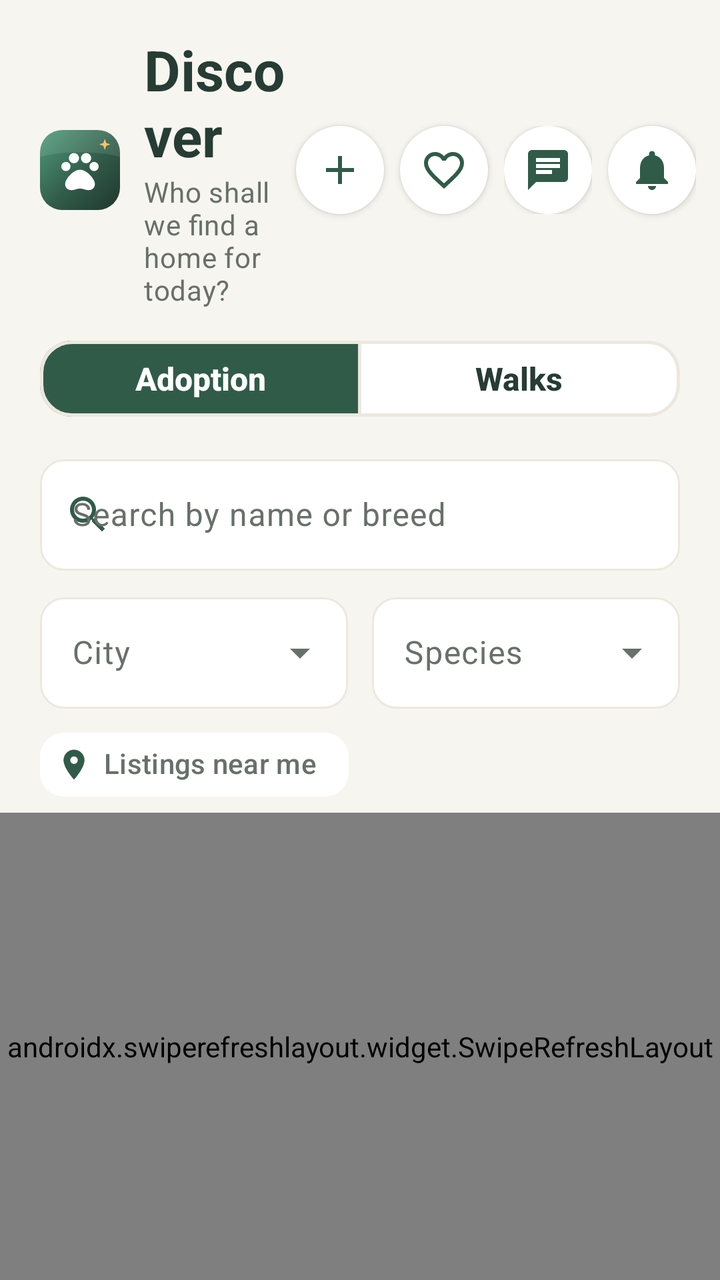
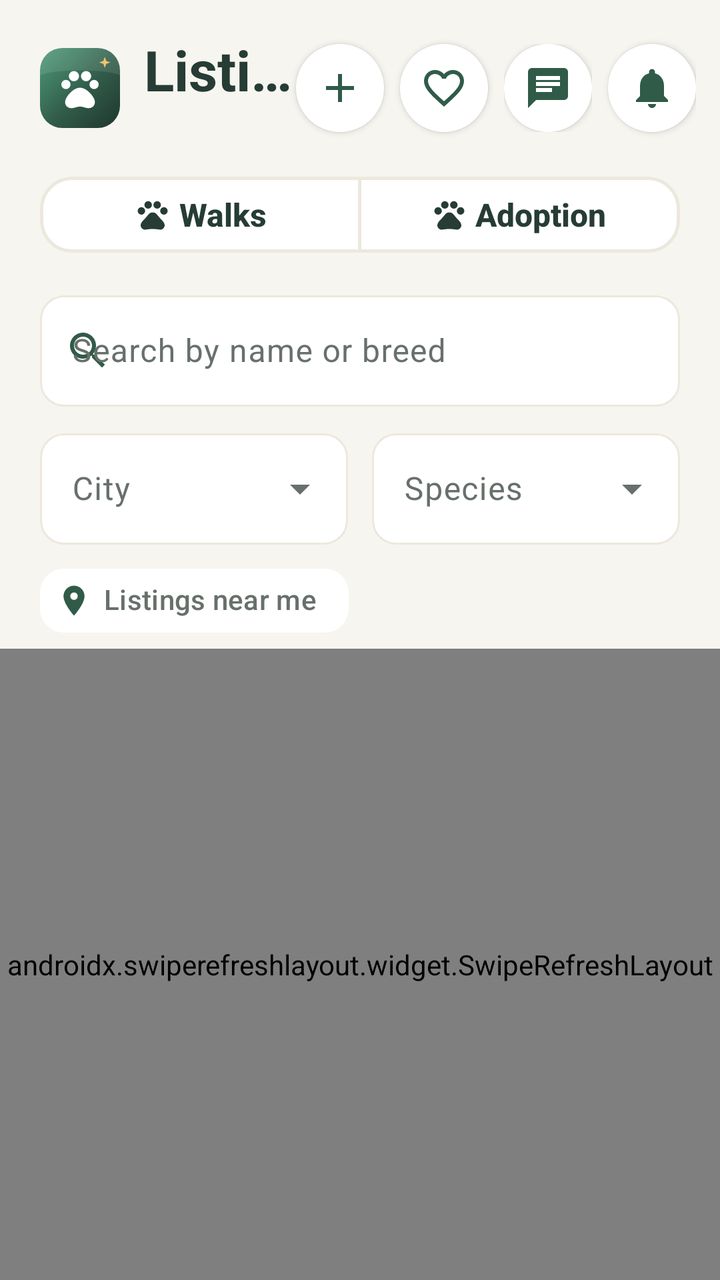

Two renders of the same Android screen: before a commit and after it. Below are the layout's source before the change and the commit's diff.
<!-- AndroidManifest.xml: application theme Theme.MIYAV -->
<!-- res/layout/fragment_discover.xml -->
<?xml version="1.0" encoding="utf-8"?>
<LinearLayout xmlns:android="http://schemas.android.com/apk/res/android"
    xmlns:app="http://schemas.android.com/apk/res-auto"
    android:layout_width="match_parent"
    android:layout_height="match_parent"
    android:background="@color/bg_app"
    android:orientation="vertical">

    <LinearLayout
        android:layout_width="match_parent"
        android:layout_height="wrap_content"
        android:gravity="center_vertical"
        android:orientation="horizontal"
        android:paddingStart="@dimen/space_xl"
        android:paddingTop="@dimen/space_lg"
        android:paddingEnd="@dimen/space_md">

        <ImageView
            android:layout_width="40dp"
            android:layout_height="40dp"
            android:layout_marginEnd="@dimen/space_md"
            android:contentDescription="@string/app_name"
            android:src="@drawable/ic_mark" />

        <LinearLayout
            android:layout_width="0dp"
            android:layout_height="wrap_content"
            android:layout_weight="1"
            android:orientation="vertical">

            <TextView
                android:layout_width="wrap_content"
                android:layout_height="wrap_content"
                android:text="@string/home_title"
                android:textAppearance="@style/TextAppearance.Miyav.Title" />

            <TextView
                android:layout_width="wrap_content"
                android:layout_height="wrap_content"
                android:text="@string/home_greeting"
                android:textAppearance="@style/TextAppearance.Miyav.Caption" />
        </LinearLayout>

        <ImageButton
            android:id="@+id/createButton"
            android:layout_width="44dp"
            android:layout_height="44dp"
            android:layout_marginEnd="@dimen/space_sm"
            android:background="@drawable/bg_map_card"
            android:contentDescription="@string/pet_create"
            android:elevation="2dp"
            android:src="@drawable/ic_add"
            app:tint="@color/brand_coral" />

        <ImageButton
            android:id="@+id/favoritesButton"
            android:layout_width="44dp"
            android:layout_height="44dp"
            android:layout_marginEnd="@dimen/space_sm"
            android:background="@drawable/bg_map_card"
            android:contentDescription="@string/favorites_title"
            android:elevation="2dp"
            android:src="@drawable/ic_heart"
            app:tint="@color/brand_coral" />

        <FrameLayout
            android:layout_width="44dp"
            android:layout_height="44dp"
            android:layout_marginEnd="@dimen/space_sm">

            <ImageButton
                android:id="@+id/messagesButton"
                android:layout_width="match_parent"
                android:layout_height="match_parent"
                android:background="@drawable/bg_map_card"
                android:contentDescription="@string/action_messages"
                android:elevation="2dp"
                android:src="@drawable/ic_chat"
                app:tint="@color/brand_coral" />

            <View
                android:id="@+id/messagesDot"
                android:layout_width="12dp"
                android:layout_height="12dp"
                android:layout_gravity="top|end"
                android:layout_margin="6dp"
                android:background="@drawable/bg_unread_dot"
                android:elevation="3dp"
                android:visibility="gone" />
        </FrameLayout>

        <ImageButton
            android:id="@+id/notificationsButton"
            android:layout_width="44dp"
            android:layout_height="44dp"
            android:background="@drawable/bg_map_card"
            android:contentDescription="@string/action_notifications"
            android:elevation="2dp"
            android:src="@drawable/ic_bell"
            app:tint="@color/brand_coral" />
    </LinearLayout>

    <com.google.android.material.button.MaterialButtonToggleGroup
        android:id="@+id/modeGroup"
        android:layout_width="match_parent"
        android:layout_height="wrap_content"
        android:layout_marginStart="@dimen/space_xl"
        android:layout_marginTop="@dimen/space_md"
        android:layout_marginEnd="@dimen/space_xl"
        app:checkedButton="@id/modeAdoption"
        app:selectionRequired="true"
        app:singleSelection="true">

        <com.google.android.material.button.MaterialButton
            android:id="@+id/modeAdoption"
            style="@style/Widget.Miyav.Button.Segment"
            android:layout_width="0dp"
            android:layout_height="wrap_content"
            android:layout_weight="1"
            android:text="@string/discover_mode_adoption" />

        <com.google.android.material.button.MaterialButton
            android:id="@+id/modeWalks"
            style="@style/Widget.Miyav.Button.Segment"
            android:layout_width="0dp"
            android:layout_height="wrap_content"
            android:layout_weight="1"
            android:text="@string/discover_mode_walks" />
    </com.google.android.material.button.MaterialButtonToggleGroup>

    <com.google.android.material.textfield.TextInputLayout
        android:id="@+id/searchLayout"
        android:layout_width="match_parent"
        android:layout_height="wrap_content"
        android:layout_marginStart="@dimen/space_xl"
        android:layout_marginTop="@dimen/space_md"
        android:layout_marginEnd="@dimen/space_xl"
        android:hint="@string/search_hint"
        app:endIconMode="clear_text"
        app:startIconDrawable="@drawable/ic_search"
        app:startIconTint="@color/brand_coral">

        <com.google.android.material.textfield.TextInputEditText
            android:id="@+id/searchInput"
            android:layout_width="match_parent"
            android:layout_height="wrap_content"
            android:imeOptions="actionSearch"
            android:inputType="text"
            android:maxLength="60" />
    </com.google.android.material.textfield.TextInputLayout>

    <LinearLayout
        android:layout_width="match_parent"
        android:layout_height="wrap_content"
        android:layout_marginStart="@dimen/space_xl"
        android:layout_marginTop="@dimen/space_sm"
        android:layout_marginEnd="@dimen/space_xl"
        android:baselineAligned="false"
        android:orientation="horizontal">

        <com.google.android.material.textfield.TextInputLayout
            android:id="@+id/cityLayout"
            style="@style/Widget.Miyav.TextInput.Dropdown"
            android:layout_width="0dp"
            android:layout_height="wrap_content"
            android:layout_marginEnd="6dp"
            android:layout_weight="1"
            android:hint="@string/filter_city">

            <com.google.android.material.textfield.MaterialAutoCompleteTextView
                android:id="@+id/cityFilter"
                android:layout_width="match_parent"
                android:layout_height="wrap_content"
                android:inputType="none" />
        </com.google.android.material.textfield.TextInputLayout>

        <com.google.android.material.textfield.TextInputLayout
            style="@style/Widget.Miyav.TextInput.Dropdown"
            android:layout_width="0dp"
            android:layout_height="wrap_content"
            android:layout_marginStart="6dp"
            android:layout_weight="1"
            android:hint="@string/filter_species">

            <com.google.android.material.textfield.MaterialAutoCompleteTextView
                android:id="@+id/speciesFilter"
                android:layout_width="match_parent"
                android:layout_height="wrap_content"
                android:inputType="none" />
        </com.google.android.material.textfield.TextInputLayout>
    </LinearLayout>

    <com.google.android.material.chip.ChipGroup
        android:layout_width="match_parent"
        android:layout_height="wrap_content"
        android:layout_marginStart="@dimen/space_xl"
        android:layout_marginTop="@dimen/space_xs"
        android:layout_marginEnd="@dimen/space_xl"
        app:singleLine="true">

        <com.google.android.material.chip.Chip
            android:id="@+id/nearbyChip"
            style="@style/Widget.Material3.Chip.Filter"
            android:layout_width="wrap_content"
            android:layout_height="wrap_content"
            android:checkable="true"
            android:text="@string/location_use"
            app:chipBackgroundColor="@color/chip_nearby"
            app:chipIcon="@drawable/ic_location"
            app:chipIconTint="@color/brand_coral"
            app:chipIconVisible="true"
            app:chipStrokeWidth="0dp" />

        <com.google.android.material.chip.Chip
            android:id="@+id/mineChip"
            style="@style/Widget.Material3.Chip.Filter"
            android:layout_width="wrap_content"
            android:layout_height="wrap_content"
            android:checkable="true"
            android:text="@string/wl_mine"
            android:visibility="gone"
            app:chipBackgroundColor="@color/chip_nearby"
            app:chipIcon="@drawable/ic_walk"
            app:chipIconTint="@color/brand_coral"
            app:chipIconVisible="true"
            app:chipStrokeWidth="0dp" />
    </com.google.android.material.chip.ChipGroup>

    <androidx.swiperefreshlayout.widget.SwipeRefreshLayout
        android:id="@+id/refresh"
        android:layout_width="match_parent"
        android:layout_height="0dp"
        android:layout_weight="1">

        <FrameLayout
            android:layout_width="match_parent"
            android:layout_height="match_parent">

            <androidx.recyclerview.widget.RecyclerView
                android:id="@+id/petList"
                android:layout_width="match_parent"
                android:layout_height="match_parent"
                android:clipToPadding="false"
                android:paddingStart="@dimen/space_lg"
                android:paddingEnd="@dimen/space_lg"
                android:paddingBottom="56dp" />

            <az.miyav.android.ui.widget.ShimmerLayout
                android:id="@+id/skeleton"
                android:layout_width="match_parent"
                android:layout_height="match_parent"
                android:paddingStart="@dimen/space_lg"
                android:paddingEnd="@dimen/space_lg"
                android:visibility="gone">

                <LinearLayout
                    android:layout_width="match_parent"
                    android:layout_height="wrap_content"
                    android:orientation="vertical">

                    <include layout="@layout/skeleton_pet_card" />

                    <include layout="@layout/skeleton_pet_card" />

                    <include layout="@layout/skeleton_pet_card" />
                </LinearLayout>
            </az.miyav.android.ui.widget.ShimmerLayout>

            <include
                android:id="@+id/state"
                layout="@layout/view_state" />
        </FrameLayout>
    </androidx.swiperefreshlayout.widget.SwipeRefreshLayout>
</LinearLayout>
<!-- res/layout/skeleton_pet_card.xml (included above) -->
<?xml version="1.0" encoding="utf-8"?>
<com.google.android.material.card.MaterialCardView xmlns:android="http://schemas.android.com/apk/res/android"
    android:layout_width="match_parent"
    android:layout_height="wrap_content"
    android:layout_marginStart="@dimen/space_xs"
    android:layout_marginTop="@dimen/space_md"
    android:layout_marginEnd="@dimen/space_xs"
    android:layout_marginBottom="@dimen/space_xs"
    android:importantForAccessibility="noHideDescendants">

    <LinearLayout
        android:layout_width="match_parent"
        android:layout_height="wrap_content"
        android:orientation="vertical">

        <View
            android:layout_width="match_parent"
            android:layout_height="@dimen/card_photo_height"
            android:background="@color/skeleton_base" />

        <View
            android:layout_width="160dp"
            android:layout_height="20dp"
            android:layout_marginStart="@dimen/space_lg"
            android:layout_marginTop="@dimen/space_lg"
            android:background="@drawable/bg_skeleton" />

        <View
            android:layout_width="220dp"
            android:layout_height="14dp"
            android:layout_marginStart="@dimen/space_lg"
            android:layout_marginTop="@dimen/space_sm"
            android:layout_marginBottom="@dimen/space_lg"
            android:background="@drawable/bg_skeleton" />
    </LinearLayout>
</com.google.android.material.card.MaterialCardView>
<!-- res/layout/view_state.xml (included above) -->
<?xml version="1.0" encoding="utf-8"?>
<LinearLayout xmlns:android="http://schemas.android.com/apk/res/android"
    xmlns:app="http://schemas.android.com/apk/res-auto"
    android:layout_width="match_parent"
    android:layout_height="wrap_content"
    android:layout_gravity="center"
    android:gravity="center"
    android:orientation="vertical"
    android:padding="32dp"
    android:visibility="gone">

    <com.google.android.material.progressindicator.CircularProgressIndicator
        android:id="@+id/stateProgress"
        android:layout_width="wrap_content"
        android:layout_height="wrap_content"
        android:indeterminate="true"
        app:indicatorColor="@color/brand_coral"
        app:trackColor="@color/pastel_peach" />

    <TextView
        android:id="@+id/stateMessage"
        android:layout_width="wrap_content"
        android:layout_height="wrap_content"
        android:layout_marginTop="12dp"
        android:gravity="center"
        android:textAppearance="@style/TextAppearance.Miyav.Caption" />

    <com.google.android.material.button.MaterialButton
        android:id="@+id/stateRetry"
        style="@style/Widget.Miyav.Button.Outlined"
        android:layout_width="wrap_content"
        android:layout_height="wrap_content"
        android:layout_marginTop="16dp"
        android:paddingStart="28dp"
        android:paddingEnd="28dp"
        android:text="@string/state_retry"
        android:visibility="gone" />
</LinearLayout>
<!-- resources referenced by this layout -->
<resources>
  <dimen name="card_photo_height">196dp</dimen>
  <string name="discover_mode_adoption">Adoption</string>
  <string name="discover_mode_walks">Walks</string>
  <string name="home_greeting">Who shall we find a home for today?</string>
  <string name="home_title">Discover</string>
  <string name="wl_mine">My walks</string>
  <style name="Theme.MIYAV" parent="Theme.Material3.Light.NoActionBar">
          <item name="colorPrimary">@color/brand_coral</item>
          <item name="colorOnPrimary">@color/text_on_brand</item>
          <item name="colorPrimaryContainer">@color/pastel_mint</item>
          <item name="colorOnPrimaryContainer">@color/brand_coral_dark</item>
          <item name="colorSecondary">@color/brand_lavender</item>
          <item name="colorOnSecondary">@color/text_on_brand</item>
          <item name="colorSecondaryContainer">@color/pastel_lavender</item>
          <item name="colorOnSecondaryContainer">@color/text_primary</item>
          <item name="colorTertiary">@color/brand_mint</item>
          <item name="colorTertiaryContainer">@color/pastel_mint</item>
          <item name="colorSurface">@color/surface</item>
          <item name="colorOnSurface">@color/text_primary</item>
          <item name="colorSurfaceVariant">@color/surface_muted</item>
          <item name="colorOnSurfaceVariant">@color/text_secondary</item>
          <item name="colorSurfaceContainer">@color/surface</item>
          <item name="colorSurfaceContainerLow">@color/surface</item>
          <item name="colorSurfaceContainerHigh">@color/surface</item>
          <item name="colorSurfaceContainerHighest">@color/surface_muted</item>
          <item name="colorOutline">@color/outline</item>
          <item name="colorOutlineVariant">@color/outline</item>
          <item name="colorError">@color/error</item>
          <item name="android:colorBackground">@color/bg_app</item>
          <item name="android:windowBackground">@color/bg_app</item>
          <item name="android:statusBarColor">@android:color/transparent</item>
          <item name="android:navigationBarColor">@android:color/transparent</item>
          <item name="android:windowLightStatusBar">true</item>
          <item name="android:windowLightNavigationBar" tools:targetApi="27">true</item>
          <item name="android:enforceNavigationBarContrast" tools:targetApi="29">false</item>
          <item name="textInputStyle">@style/Widget.Miyav.TextInput</item>
          <item name="materialButtonStyle">@style/Widget.Miyav.Button</item>
          <item name="materialButtonOutlinedStyle">@style/Widget.Miyav.Button.Outlined</item>
          <item name="borderlessButtonStyle">@style/Widget.Miyav.Button.Text</item>
          <item name="materialCardViewStyle">@style/Widget.Miyav.Card</item>
          <item name="bottomNavigationStyle">@style/Widget.Miyav.BottomNavigation</item>
          <item name="toolbarStyle">@style/Widget.Miyav.Toolbar</item>
          <item name="materialAlertDialogTheme">@style/ThemeOverlay.Miyav.Dialog</item>
          <item name="bottomSheetDialogTheme">@style/ThemeOverlay.Miyav.BottomSheet</item>
          <item name="chipStyle">@style/Widget.Miyav.Chip</item>
      </style>
  <style name="Widget.Miyav.Card" parent="Widget.Material3.CardView.Elevated">
          <item name="cardBackgroundColor">@color/surface</item>
          <item name="cardCornerRadius">@dimen/radius_lg</item>
          <item name="cardElevation">@dimen/elevation_card</item>
          <item name="strokeWidth">0dp</item>
      </style>
  <dimen name="elevation_card">3dp</dimen>
  <!-- unchanged entries left out for length: 66 -->
</resources>

<!-- the commit's change to res/layout/fragment_discover.xml (unified diff, before → after) -->
@@ -31,13 +31,17 @@
             <TextView
                 android:layout_width="wrap_content"
                 android:layout_height="wrap_content"
-                android:text="@string/home_title"
+                android:ellipsize="end"
+                android:maxLines="1"
+                android:text="@string/nav_listings"
                 android:textAppearance="@style/TextAppearance.Miyav.Title" />
 
             <TextView
+                android:id="@+id/greetingView"
                 android:layout_width="wrap_content"
                 android:layout_height="wrap_content"
-                android:text="@string/home_greeting"
+                android:ellipsize="end"
+                android:maxLines="1"
                 android:textAppearance="@style/TextAppearance.Miyav.Caption" />
         </LinearLayout>
 
@@ -107,9 +111,19 @@
         android:layout_marginStart="@dimen/space_xl"
         android:layout_marginTop="@dimen/space_md"
         android:layout_marginEnd="@dimen/space_xl"
-        app:checkedButton="@id/modeAdoption"
         app:selectionRequired="true"
         app:singleSelection="true">
+
+        <com.google.android.material.button.MaterialButton
+            android:id="@+id/modeWalks"
+            style="@style/Widget.Miyav.Button.Segment"
+            android:layout_width="0dp"
+            android:layout_height="wrap_content"
+            android:layout_weight="1"
+            android:text="@string/nav_walks"
+            app:icon="@drawable/ic_walk"
+            app:iconGravity="textStart"
+            app:iconSize="18dp" />
 
         <com.google.android.material.button.MaterialButton
             android:id="@+id/modeAdoption"
@@ -117,15 +131,10 @@
             android:layout_width="0dp"
             android:layout_height="wrap_content"
             android:layout_weight="1"
-            android:text="@string/discover_mode_adoption" />
-
-        <com.google.android.material.button.MaterialButton
-            android:id="@+id/modeWalks"
-            style="@style/Widget.Miyav.Button.Segment"
-            android:layout_width="0dp"
-            android:layout_height="wrap_content"
-            android:layout_weight="1"
-            android:text="@string/discover_mode_walks" />
+            android:text="@string/nav_adoption"
+            app:icon="@drawable/ic_paw"
+            app:iconGravity="textStart"
+            app:iconSize="18dp" />
     </com.google.android.material.button.MaterialButtonToggleGroup>
 
     <com.google.android.material.textfield.TextInputLayout
@@ -210,20 +219,6 @@
             app:chipIconTint="@color/brand_coral"
             app:chipIconVisible="true"
             app:chipStrokeWidth="0dp" />
-
-        <com.google.android.material.chip.Chip
-            android:id="@+id/mineChip"
-            style="@style/Widget.Material3.Chip.Filter"
-            android:layout_width="wrap_content"
-            android:layout_height="wrap_content"
-            android:checkable="true"
-            android:text="@string/wl_mine"
-            android:visibility="gone"
-            app:chipBackgroundColor="@color/chip_nearby"
-            app:chipIcon="@drawable/ic_walk"
-            app:chipIconTint="@color/brand_coral"
-            app:chipIconVisible="true"
-            app:chipStrokeWidth="0dp" />
     </com.google.android.material.chip.ChipGroup>
 
     <androidx.swiperefreshlayout.widget.SwipeRefreshLayout
@@ -241,9 +236,10 @@
                 android:layout_width="match_parent"
                 android:layout_height="match_parent"
                 android:clipToPadding="false"
-                android:paddingStart="@dimen/space_lg"
-                android:paddingEnd="@dimen/space_lg"
-                android:paddingBottom="56dp" />
+                android:paddingStart="15dp"
+                android:paddingTop="@dimen/space_xs"
+                android:paddingEnd="15dp"
+                android:paddingBottom="72dp" />
 
             <az.miyav.android.ui.widget.ShimmerLayout
                 android:id="@+id/skeleton"
@@ -274,41 +270,77 @@
 </LinearLayout>
 <!-- res/layout/skeleton_pet_card.xml (included above) -->
 <?xml version="1.0" encoding="utf-8"?>
-<com.google.android.material.card.MaterialCardView xmlns:android="http://schemas.android.com/apk/res/android"
+<LinearLayout xmlns:android="http://schemas.android.com/apk/res/android"
+    xmlns:app="http://schemas.android.com/apk/res-auto"
     android:layout_width="match_parent"
     android:layout_height="wrap_content"
-    android:layout_marginStart="@dimen/space_xs"
-    android:layout_marginTop="@dimen/space_md"
-    android:layout_marginEnd="@dimen/space_xs"
-    android:layout_marginBottom="@dimen/space_xs"
-    android:importantForAccessibility="noHideDescendants">
-
-    <LinearLayout
-        android:layout_width="match_parent"
-        android:layout_height="wrap_content"
-        android:orientation="vertical">
-
-        <View
+    android:importantForAccessibility="noHideDescendants"
+    android:orientation="horizontal">
+
+    <com.google.android.material.card.MaterialCardView
+        android:layout_width="0dp"
+        android:layout_height="wrap_content"
+        android:layout_margin="5dp"
+        android:layout_weight="1"
+        app:cardCornerRadius="@dimen/radius_md">
+
+        <LinearLayout
             android:layout_width="match_parent"
-            android:layout_height="@dimen/card_photo_height"
-            android:background="@color/skeleton_base" />
-
-        <View
-            android:layout_width="160dp"
-            android:layout_height="20dp"
-            android:layout_marginStart="@dimen/space_lg"
-            android:layout_marginTop="@dimen/space_lg"
-            android:background="@drawable/bg_skeleton" />
-
-        <View
-            android:layout_width="220dp"
-            android:layout_height="14dp"
-            android:layout_marginStart="@dimen/space_lg"
-            android:layout_marginTop="@dimen/space_sm"
-            android:layout_marginBottom="@dimen/space_lg"
-            android:background="@drawable/bg_skeleton" />
-    </LinearLayout>
-</com.google.android.material.card.MaterialCardView>
+            android:layout_height="wrap_content"
+            android:orientation="vertical">
+
+            <View
+                android:layout_width="match_parent"
+                android:layout_height="@dimen/tile_photo_height"
+                android:background="@color/skeleton_base" />
+
+            <View
+                android:layout_width="96dp"
+                android:layout_height="14dp"
+                android:layout_margin="10dp"
+                android:background="@drawable/bg_skeleton" />
+
+            <View
+                android:layout_width="120dp"
+                android:layout_height="10dp"
+                android:layout_marginStart="10dp"
+                android:layout_marginBottom="12dp"
+                android:background="@drawable/bg_skeleton" />
+        </LinearLayout>
+    </com.google.android.material.card.MaterialCardView>
+
+    <com.google.android.material.card.MaterialCardView
+        android:layout_width="0dp"
+        android:layout_height="wrap_content"
+        android:layout_margin="5dp"
+        android:layout_weight="1"
+        app:cardCornerRadius="@dimen/radius_md">
+
+        <LinearLayout
+            android:layout_width="match_parent"
+            android:layout_height="wrap_content"
+            android:orientation="vertical">
+
+            <View
+                android:layout_width="match_parent"
+                android:layout_height="@dimen/tile_photo_height"
+                android:background="@color/skeleton_base" />
+
+            <View
+                android:layout_width="96dp"
+                android:layout_height="14dp"
+                android:layout_margin="10dp"
+                android:background="@drawable/bg_skeleton" />
+
+            <View
+                android:layout_width="120dp"
+                android:layout_height="10dp"
+                android:layout_marginStart="10dp"
+                android:layout_marginBottom="12dp"
+                android:background="@drawable/bg_skeleton" />
+        </LinearLayout>
+    </com.google.android.material.card.MaterialCardView>
+</LinearLayout>
 <!-- res/layout/view_state.xml (included above) -->
 <?xml version="1.0" encoding="utf-8"?>
 <LinearLayout xmlns:android="http://schemas.android.com/apk/res/android"
<!-- resource entries referenced after the edit -->
@@ -1,11 +1,21 @@
 <!-- resources referenced by this layout -->
 <resources>
-  <dimen name="card_photo_height">196dp</dimen>
-  <string name="discover_mode_adoption">Adoption</string>
-  <string name="discover_mode_walks">Walks</string>
-  <string name="home_greeting">Who shall we find a home for today?</string>
-  <string name="home_title">Discover</string>
-  <string name="wl_mine">My walks</string>
+  <dimen name="tile_photo_height">120dp</dimen>
+  <!-- drawable ic_paw (drawable) -->
+  <?xml version="1.0" encoding="utf-8"?>
+  <vector xmlns:android="http://schemas.android.com/apk/res/android"
+      android:width="24dp"
+      android:height="24dp"
+      android:tint="?attr/colorControlNormal"
+      android:viewportWidth="24"
+      android:viewportHeight="24">
+      <path
+          android:fillColor="@android:color/white"
+          android:pathData="M4.5,9.5m-2.5,0a2.5,2.5 0,1 1,5 0a2.5,2.5 0,1 1,-5 0M9,5.5m-2.5,0a2.5,2.5 0,1 1,5 0a2.5,2.5 0,1 1,-5 0M15,5.5m-2.5,0a2.5,2.5 0,1 1,5 0a2.5,2.5 0,1 1,-5 0M19.5,9.5m-2.5,0a2.5,2.5 0,1 1,5 0a2.5,2.5 0,1 1,-5 0M17.34,14.86c-0.87,-1.02 -1.6,-1.89 -2.48,-2.91 -0.46,-0.54 -1.05,-1.08 -1.75,-1.32 -0.11,-0.04 -0.22,-0.07 -0.33,-0.09 -0.25,-0.04 -0.52,-0.04 -0.78,-0.04s-0.53,0 -0.79,0.05c-0.11,0.02 -0.22,0.05 -0.33,0.09 -0.7,0.24 -1.28,0.78 -1.75,1.32 -0.87,1.02 -1.6,1.89 -2.48,2.91 -1.31,1.31 -2.92,2.76 -2.62,4.79 0.29,1.02 1.02,2.03 2.33,2.32 0.73,0.15 3.06,-0.44 5.54,-0.44h0.18c2.48,0 4.81,0.58 5.54,0.44 1.31,-0.29 2.04,-1.31 2.33,-2.32 0.31,-2.04 -1.3,-3.49 -2.61,-4.8z" />
+  </vector>
+  <string name="nav_adoption">Adoption</string>
+  <string name="nav_listings">Listings</string>
+  <string name="nav_walks">Walks</string>
   <style name="Theme.MIYAV" parent="Theme.Material3.Light.NoActionBar">
           <item name="colorPrimary">@color/brand_coral</item>
           <item name="colorOnPrimary">@color/text_on_brand</item>
@@ -40,19 +50,21 @@
           <item name="materialButtonOutlinedStyle">@style/Widget.Miyav.Button.Outlined</item>
           <item name="borderlessButtonStyle">@style/Widget.Miyav.Button.Text</item>
           <item name="materialCardViewStyle">@style/Widget.Miyav.Card</item>
+          <item name="elevationOverlayEnabled">false</item>
           <item name="bottomNavigationStyle">@style/Widget.Miyav.BottomNavigation</item>
           <item name="toolbarStyle">@style/Widget.Miyav.Toolbar</item>
           <item name="materialAlertDialogTheme">@style/ThemeOverlay.Miyav.Dialog</item>
           <item name="bottomSheetDialogTheme">@style/ThemeOverlay.Miyav.BottomSheet</item>
           <item name="chipStyle">@style/Widget.Miyav.Chip</item>
       </style>
-  <style name="Widget.Miyav.Card" parent="Widget.Material3.CardView.Elevated">
+  <style name="Widget.Miyav.Card" parent="Widget.Material3.CardView.Outlined">
           <item name="cardBackgroundColor">@color/surface</item>
           <item name="cardCornerRadius">@dimen/radius_lg</item>
-          <item name="cardElevation">@dimen/elevation_card</item>
-          <item name="strokeWidth">0dp</item>
+          <item name="cardElevation">0dp</item>
+          <item name="strokeWidth">1dp</item>
+          <item name="strokeColor">@color/card_stroke</item>
       </style>
-  <dimen name="elevation_card">3dp</dimen>
+  <color name="card_stroke">#E6E1D5</color>
   <!-- unchanged entries left out for length: 66 -->
 </resources>
 
